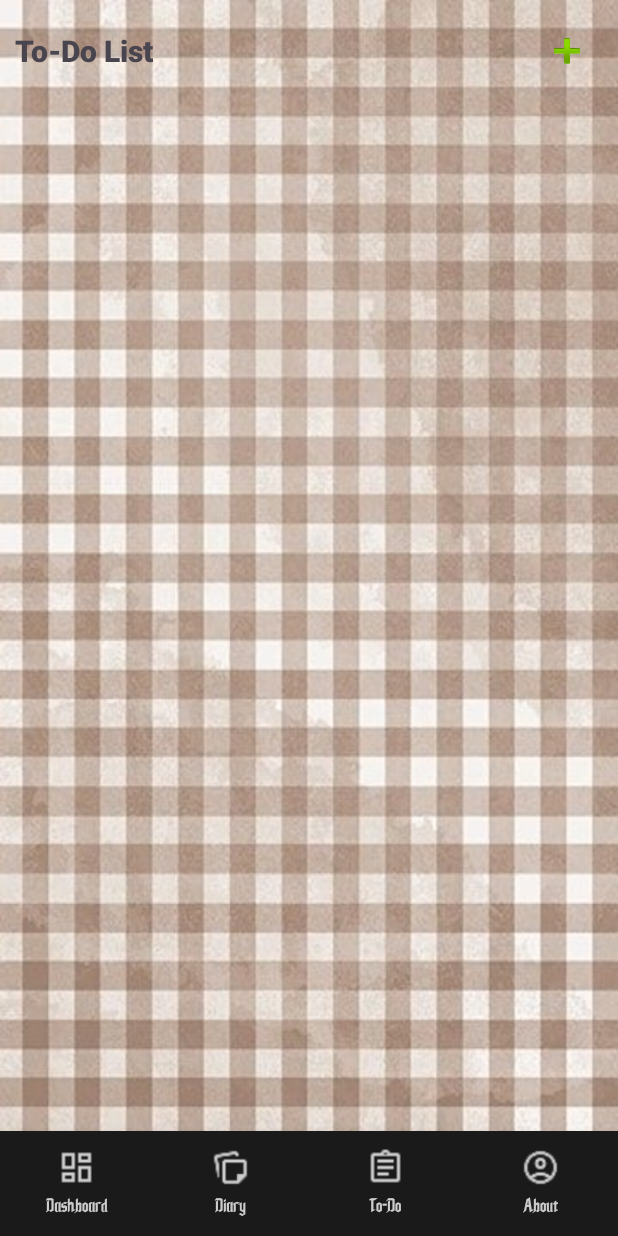
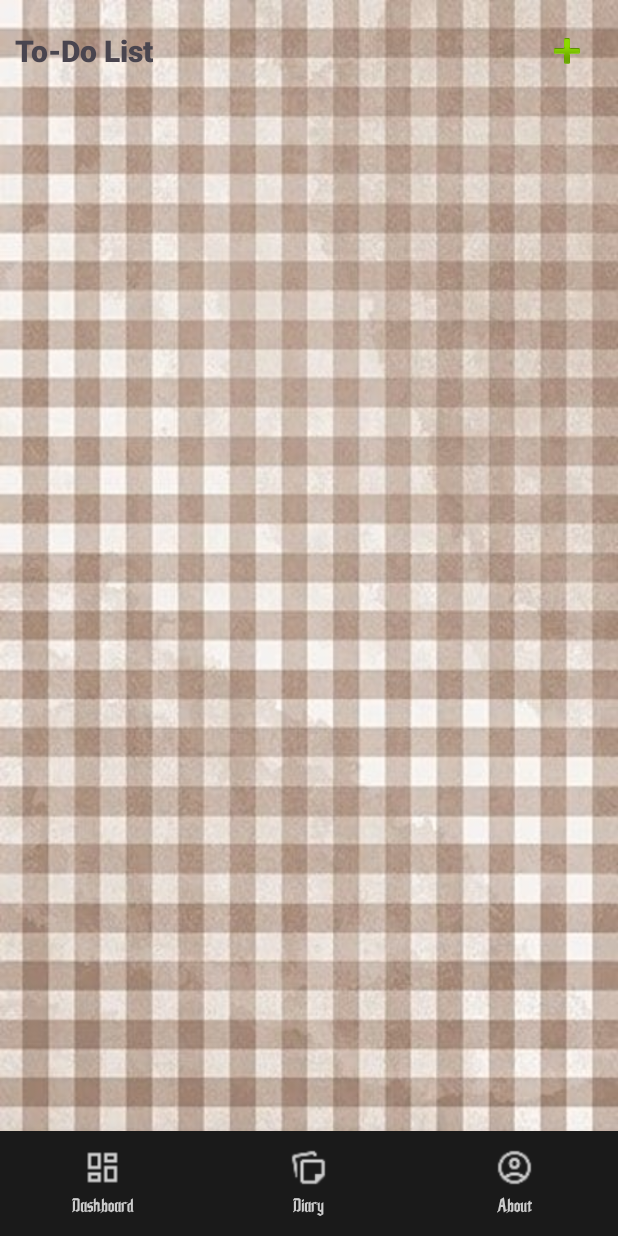
Before and after one commit to gioyatar/MoodTok, an Android app: the screen it shows after launch (ToDoActivity), after a tap on an icon or button, on a phone screen of 412 x 824 dp. Run offline under Robolectric (Android 15) with nearby library versions, the phone set to English and light mode, and no system bars.

Commit message:
merge fix

```diff
--- a/app/src/main/AndroidManifest.xml
+++ b/app/src/main/AndroidManifest.xml
@@ -48,6 +48,10 @@
         <activity
             android:name=".DiaryEntryActivity"
             android:exported="false" />
+
+        <activity android:name=".AboutActivity"
+            android:exported="false" />
+
     </application>
 
 </manifest>
--- a/app/src/main/java/com/example/moodtok/MainActivity.java
+++ b/app/src/main/java/com/example/moodtok/MainActivity.java
@@ -16,6 +16,7 @@ public class MainActivity extends AppCompatActivity {
     private CalendarComponent calendarComponent;
     private ImageView todoImageView;
     private ImageView diaryImageView;;
+    private ImageView aboutImageView;
     @Override
     protected void onCreate(Bundle savedInstanceState) {
         super.onCreate(savedInstanceState);
@@ -28,6 +29,7 @@ public class MainActivity extends AppCompatActivity {
 
         todoImageView = findViewById(R.id.todo);
         diaryImageView = findViewById(R.id.diary);
+        aboutImageView = findViewById(R.id.about);
 
         calendarComponent = new CalendarComponent(monthYearText, prevMonthBtn, nextMonthBtn, calendarGrid);
         findViewById(R.id.mood1).setOnClickListener(v ->
@@ -57,5 +59,11 @@ public class MainActivity extends AppCompatActivity {
                 startActivity(intent);
             });
         }
+        if (aboutImageView != null) {
+            aboutImageView.setOnClickListener(v -> {
+                Intent intent = new Intent(MainActivity.this, AboutActivity.class);
+                startActivity(intent);
+            });
+        }
     }
 }
--- a/app/src/main/java/com/example/moodtok/ToDoActivity.java
+++ b/app/src/main/java/com/example/moodtok/ToDoActivity.java
@@ -8,7 +8,7 @@ import android.widget.ImageView;
 import androidx.appcompat.app.AppCompatActivity;
 import androidx.recyclerview.widget.LinearLayoutManager;
 import androidx.recyclerview.widget.RecyclerView;
-
+import com.example.moodtok.R;
 import com.example.moodtok.Task;
 import com.example.moodtok.TaskAdapter;
 import com.example.moodtok.TaskDatabaseHelper;
@@ -21,11 +21,15 @@ public class ToDoActivity extends AppCompatActivity {
     private TaskAdapter adapter;
     private TaskDatabaseHelper dbHelper;
     private ArrayList<Task> taskList;
-
+    private ImageView dashboardImageView;
+    private ImageView diaryImageView;
+    private ImageView aboutImageView;
     @Override
     protected void onCreate(Bundle savedInstanceState) {
         super.onCreate(savedInstanceState);
         setContentView(R.layout.todo);
+
+
 
         recyclerView = findViewById(R.id.recyclerView);
         recyclerView.setLayoutManager(new LinearLayoutManager(this));
@@ -35,6 +39,10 @@ public class ToDoActivity extends AppCompatActivity {
 
         adapter = new TaskAdapter(taskList);
         recyclerView.setAdapter(adapter);
+
+        dashboardImageView = findViewById(R.id.dashboard);
+        diaryImageView = findViewById(R.id.diary);
+        aboutImageView = findViewById(R.id.about);
 
         adapter.setOnItemClickListener(task -> {
             Intent intent = new Intent(ToDoActivity.this, ToDoPageEditActivity.class);
@@ -49,6 +57,25 @@ public class ToDoActivity extends AppCompatActivity {
         addIcon.setOnClickListener(view -> {
             startActivity(new Intent(this, ToDoPageActivity.class));
         });
+
+        if (dashboardImageView != null) {
+            dashboardImageView.setOnClickListener(v -> {
+                Intent intent = new Intent(ToDoActivity.this, MainActivity.class);
+                startActivity(intent);
+            });
+        }
+        if (diaryImageView != null) {
+            diaryImageView.setOnClickListener(v -> {
+                Intent intent = new Intent(ToDoActivity.this, DiaryActivity.class);
+                startActivity(intent);
+            });
+        }
+        if (aboutImageView != null) {
+            aboutImageView.setOnClickListener(v -> {
+                Intent intent = new Intent(ToDoActivity.this, AboutActivity.class);
+                startActivity(intent);
+            });
+        }
     }
 
     @Override
@@ -58,4 +85,6 @@ public class ToDoActivity extends AppCompatActivity {
         taskList.addAll(dbHelper.getAllTasks());
         adapter.notifyDataSetChanged();
     }
+
+
 }
--- a/app/src/main/res/layout/activity_main.xml
+++ b/app/src/main/res/layout/activity_main.xml
@@ -148,9 +148,11 @@
             android:gravity="center">
 
             <ImageView
-                android:layout_width="30dp"
-                android:layout_height="30dp"
+                android:id="@+id/about"
+                android:layout_width="28dp"
+                android:layout_height="28dp"
                 android:src="@drawable/account_logo" />
+
         </LinearLayout>
 
     </LinearLayout>
--- a/app/src/main/res/layout/todo.xml
+++ b/app/src/main/res/layout/todo.xml
@@ -105,27 +105,6 @@
         </LinearLayout>
 
         <!-- To-Do -->
-        <LinearLayout
-            android:layout_width="0dp"
-            android:layout_height="wrap_content"
-            android:layout_weight="1"
-            android:orientation="vertical"
-            android:gravity="center">
-
-            <ImageView
-                android:id="@+id/todo"
-                android:layout_width="26dp"
-                android:layout_height="26dp"
-                android:src="@drawable/assignment_logo" />
-
-            <TextView
-                android:layout_width="wrap_content"
-                android:layout_height="wrap_content"
-                android:text="To-Do"
-                android:textSize="12sp"
-                android:textColor="#CCCCCC"
-                android:layout_marginTop="4dp"/>
-        </LinearLayout>
 
         <!-- About -->
         <LinearLayout
```
Also changed, not shown: app/src/main/java/com/example/moodtok/AboutActivity.java (+9 -0 lines), app/src/main/java/com/example/moodtok/DiaryActivity.java (+25 -1 lines), app/src/main/res/layout/about.xml (+4 -24 lines), app/src/main/res/layout/diary.xml (+1 -20 lines).
